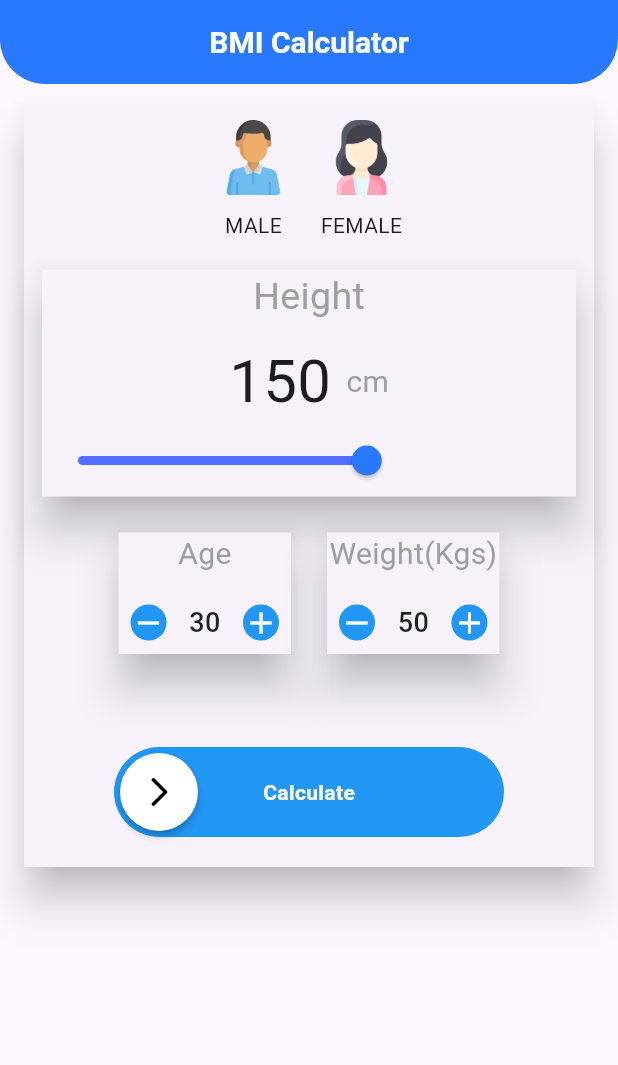
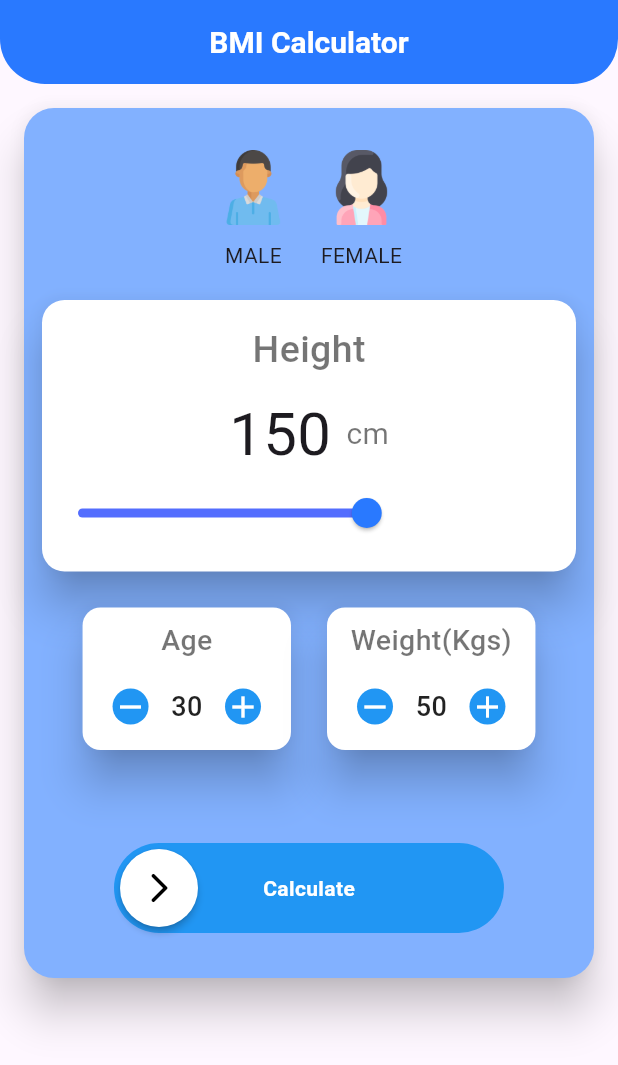
Before and after one commit to cyberhypex/Flutter_Session_GDSC_AEC, a Flutter app: the screen it shows after launch, on a phone screen of 412 x 824 dp. Shown: the top 1065 px of the screen. Run offline on Flutter 3.47's test engine with Material 3 defaults, Android fonts, the phone set to English and light mode, and no system bars; drawn by our look-alikes of swipeable_button_view; our stand-ins replace page_transition, share_plus; missing offline and left inert: flutter_3d_choice_chip, pretty_gauge.

Commit message:
Minor UI Change

```diff
--- a/lib/screens/home_screen.dart
+++ b/lib/screens/home_screen.dart
@@ -8,7 +8,6 @@ import 'package:flutter/material.dart';
 import 'package:page_transition/page_transition.dart';
 import 'package:swipeable_button_view/swipeable_button_view.dart';
 
-
 class HomePage extends StatefulWidget {
   const HomePage({super.key});
 
@@ -17,71 +16,72 @@ class HomePage extends StatefulWidget {
 }
 
 class _HomePageState extends State<HomePage> {
+  int _gender = 0;
+  int _height = 150;
 
+  int _age = 30;
+  int _weight = 50;
 
-   int _gender=0;
-   int _height=150;
-
-   int _age=30;
-   int _weight=50;
-
-   bool _isFinished=false;
-   double _bmiScore=0;
+  bool _isFinished = false;
+  double _bmiScore = 0;
   @override
   Widget build(BuildContext context) {
     return Scaffold(
-
       appBar: AppBar(
         shape: RoundedRectangleBorder(
           borderRadius: BorderRadius.vertical(
             bottom: Radius.circular(30),
           ),
         ),
-
         backgroundColor: Colors.blueAccent.shade400,
         centerTitle: true,
-        title: const Text("BMI Calculator",style: TextStyle(color: Colors.white,fontSize: 20,fontWeight: FontWeight.bold),),
+        title: const Text(
+          "BMI Calculator",
+          style: TextStyle(
+              color: Colors.white, fontSize: 20, fontWeight: FontWeight.bold),
+        ),
       ),
       body: SingleChildScrollView(
-
         child: Container(
-
           padding: EdgeInsets.all(12),
           child: Card(
+            color: Colors.blueAccent.shade100,
             elevation: 12,
-            shape: const RoundedRectangleBorder(
-
-            ),
+            shape:
+                RoundedRectangleBorder(borderRadius: BorderRadius.circular(20)),
             child: Column(
               children: [
+                SizedBox(
+                  height: 20,
+                ),
                 GenderWidget(
-                  onChange: (genderVal){
-                      _gender=genderVal;
+                  onChange: (genderVal) {
+                    _gender = genderVal;
                   },
                 ),
                 HeightWidget(
-                  onChange: (heightVal){
-                    _height=heightVal;
+                  onChange: (heightVal) {
+                    _height = heightVal;
                   },
                 ),
                 Row(
                   mainAxisAlignment: MainAxisAlignment.center,
                   children: [
                     AgeWeightWidget(
-                      onChange: (ageVal){
-                        _age=ageVal;
+                        onChange: (ageVal) {
+                          _age = ageVal;
                         },
                         title: "Age",
                         initValue: 30,
-                      min:0,
+                        min: 0,
                         max: 100),
                     AgeWeightWidget(
-                      onChange: (weightVal){
-                        _weight=weightVal;
+                        onChange: (weightVal) {
+                          _weight = weightVal;
                         },
                         title: "Weight(Kgs)",
                         initValue: 50,
-                      min:0,
+                        min: 0,
                         max: 300),
                   ],
                 ),
@@ -89,30 +89,31 @@ class _HomePageState extends State<HomePage> {
                   height: 30,
                 ),
                 Padding(
-                  padding: const EdgeInsets.symmetric(vertical: 20,horizontal: 60),
+                  padding:
+                      const EdgeInsets.symmetric(vertical: 20, horizontal: 60),
                   child: SwipeableButtonView(
                     isFinished: _isFinished,
-                      onFinish: () async{
-
-                      await Navigator.push(context, PageTransition(
-                        child: ScoreScreen(bmiScore: _bmiScore,
+                    onFinish: () async {
+                      await Navigator.push(
+                        context,
+                        PageTransition(
+                          child: ScoreScreen(
+                            bmiScore: _bmiScore,
                             age: _age,
                           ),
-
                           type: PageTransitionType.fade,
-
                         ),
                       );
                       setState(() {
-                          _isFinished=false;
+                        _isFinished = false;
                       });
                     },
-                      onWaitingProcess: (){
+                    onWaitingProcess: () {
                       calculatebmi();
                       //Calculate Bmi here
-                      Future.delayed(Duration(seconds: 1),(){
+                      Future.delayed(Duration(seconds: 1), () {
                         setState(() {
-                          _isFinished=true;
+                          _isFinished = true;
                         });
                       });
                     },
@@ -121,19 +122,21 @@ class _HomePageState extends State<HomePage> {
                       Icons.arrow_forward_ios_rounded,
                       color: Colors.black,
                     ),
-                      buttonText: "Calculate",),
+                    buttonText: "Calculate",
                   ),
-
-
+                ),
+                SizedBox(
+                  height: 10,
+                )
               ],
             ),
           ),
         ),
       ),
-
     );
   }
-  void calculatebmi(){
-    _bmiScore=_weight/pow(_height/100,2);
+
+  void calculatebmi() {
+    _bmiScore = _weight / pow(_height / 100, 2);
   }
 }
--- a/lib/widget/age_weight.dart
+++ b/lib/widget/age_weight.dart
@@ -1,5 +1,4 @@
 import 'package:flutter/material.dart';
-
 
 class AgeWeightWidget extends StatefulWidget {
   final Function(int) onChange;
@@ -9,37 +8,46 @@ class AgeWeightWidget extends StatefulWidget {
   final int min;
   final int max;
 
-  const AgeWeightWidget({super.key, required this.onChange, required this.title, required this.initValue, required this.min, required this.max});
-
+  const AgeWeightWidget(
+      {super.key,
+      required this.onChange,
+      required this.title,
+      required this.initValue,
+      required this.min,
+      required this.max});
 
   @override
   State<AgeWeightWidget> createState() => _AgeWeightWidgetState();
 }
 
 class _AgeWeightWidgetState extends State<AgeWeightWidget> {
-  int counter=0;
+  int counter = 0;
   @override
   void initState() {
     // TODO: implement initState
     super.initState();
-    counter=widget.initValue;
+    counter = widget.initValue;
   }
+
   @override
   Widget build(BuildContext context) {
     return Padding(
       padding: const EdgeInsets.all(8.0),
       child: Card(
         elevation: 12,
+        color: Colors.white,
         shape: const RoundedRectangleBorder(
-
-    ),
+            borderRadius: BorderRadius.all(Radius.circular(12))),
+        child: Padding(
+          padding: const EdgeInsets.symmetric(horizontal: 12, vertical: 8),
           child: Column(
             children: [
-      Text(widget.title,style:const  TextStyle(
-    fontSize: 20,
-    color: Colors.grey,
-    ),
-
+              Text(
+                widget.title,
+                style: const TextStyle(
+                    fontSize: 19,
+                    color: Colors.black54,
+                    fontWeight: FontWeight.w500),
               ),
               const SizedBox(
                 height: 10,
@@ -49,7 +57,7 @@ class _AgeWeightWidgetState extends State<AgeWeightWidget> {
                 child: Row(
                   children: [
                     InkWell(
-             child: const  CircleAvatar(
+                      child: const CircleAvatar(
                         radius: 12,
                         backgroundColor: Colors.blue,
                         child: Icon(
@@ -57,9 +65,9 @@ class _AgeWeightWidgetState extends State<AgeWeightWidget> {
                           color: Colors.white,
                         ),
                       ),
-             onTap: (){
+                      onTap: () {
                         setState(() {
-                    if(counter>widget.min){
+                          if (counter > widget.min) {
                             counter--;
                           }
                         });
@@ -69,20 +77,20 @@ class _AgeWeightWidgetState extends State<AgeWeightWidget> {
                     const SizedBox(
                       width: 15,
                     ),
-            Text(counter.toString(),textAlign: TextAlign.center,
+                    Text(
+                      counter.toString(),
+                      textAlign: TextAlign.center,
                       style: TextStyle(
-              color: Colors.black87,fontSize: 18,fontWeight: FontWeight.w500,
+                        color: Colors.black87,
+                        fontSize: 18,
+                        fontWeight: FontWeight.w500,
                       ),
-
                     ),
                     const SizedBox(
                       width: 15,
                     ),
-
-
-
                     InkWell(
-              child: const  CircleAvatar(
+                      child: const CircleAvatar(
                         radius: 12,
                         backgroundColor: Colors.blue,
                         child: Icon(
@@ -90,22 +98,22 @@ class _AgeWeightWidgetState extends State<AgeWeightWidget> {
                           color: Colors.white,
                         ),
                       ),
-              onTap: (){
+                      onTap: () {
                         setState(() {
-                  if(counter<widget.max){
+                          if (counter < widget.max) {
                             counter++;
                           }
                         });
                         widget.onChange(counter);
                       },
                     )
-
                   ],
                 ),
               )
             ],
           ),
-
-    ),);
+        ),
+      ),
+    );
   }
 }
--- a/lib/widget/height_widget.dart
+++ b/lib/widget/height_widget.dart
@@ -1,55 +1,59 @@
 import 'package:flutter/material.dart';
 
-
 class HeightWidget extends StatefulWidget {
-
-
   final Function(int) onChange;
-  const HeightWidget({super.key,required this.onChange});
+  const HeightWidget({super.key, required this.onChange});
 
   @override
   State<HeightWidget> createState() => _HeightWidgetState();
 }
 
 class _HeightWidgetState extends State<HeightWidget> {
-
-  int _height=150;
+  int _height = 150;
   @override
   Widget build(BuildContext context) {
     return Padding(
       padding: const EdgeInsets.all(8.0),
       child: Card(
+        color: Colors.white,
         elevation: 12,
         shape: const RoundedRectangleBorder(
-
+          borderRadius: BorderRadius.all(Radius.circular(15)),
         ),
         child: Column(
           children: [
-          const  Text('Height',style: TextStyle(
+            SizedBox(
+              height: 15,
+            ),
+            const Text(
+              'Height',
+              style: TextStyle(
                   fontSize: 25,
-            color: Colors.grey,
-          ),),
+                  color: Colors.black54,
+                  fontWeight: FontWeight.w500),
+            ),
             const SizedBox(
               height: 10,
             ),
             Row(
               mainAxisAlignment: MainAxisAlignment.center,
               children: [
-              Text(_height.toString(),style: const TextStyle(
+                Text(
+                  _height.toString(),
+                  style: const TextStyle(
                     fontSize: 40,
-
-              ),),
+                  ),
+                ),
                 const SizedBox(
                   width: 10,
                 ),
                 const Text(
-                "cm",style: TextStyle(
+                  "cm",
+                  style: TextStyle(
                     fontSize: 20,
-                color: Colors.grey,
-
+                    color: Colors.black54,
                   ),
                 ),
-
               ],
             ),
             Slider(
@@ -57,15 +61,16 @@ class _HeightWidgetState extends State<HeightWidget> {
                 activeColor: Colors.indigoAccent,
                 inactiveColor: Colors.transparent,
                 min: 0,
-              max: 240  ,
+                max: 240,
                 value: _height.toDouble(),
-              onChanged: (value){
+                onChanged: (value) {
                   setState(() {
-                _height=value.toInt();
+                    _height = value.toInt();
                   });
                   widget.onChange(_height);
-
-              }
+                }),
+            SizedBox(
+              height: 15,
             ),
           ],
         ),
```
Also changed, not shown: lib/utils/constants/colors.dart (added, +63 -0 lines), lib/utils/theme/custom_themes/elevated_button_theme.dart (added, +39 -0 lines), lib/utils/theme/custom_themes/text_field_theme.dart (added, +68 -0 lines), lib/utils/theme/custom_themes/text_theme.dart (added, +67 -0 lines), lib/utils/theme/theme.dart (added, +30 -0 lines), 3 other files. Lines whose indentation alone changed are shown as unchanged.
